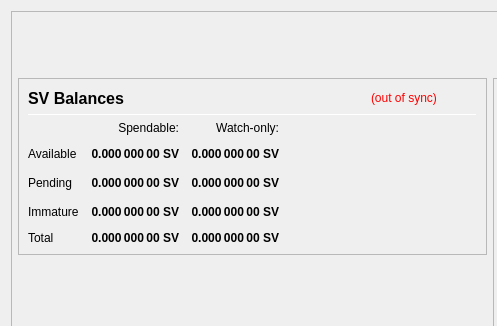
This is src/qt/forms/overviewpage.ui in ZyX7/schain as Qt 5 draws it before an edit; both pictures show x 0 to 497 and y 0 to 326 of the 978 by 841 pixel window. The edited form follows.
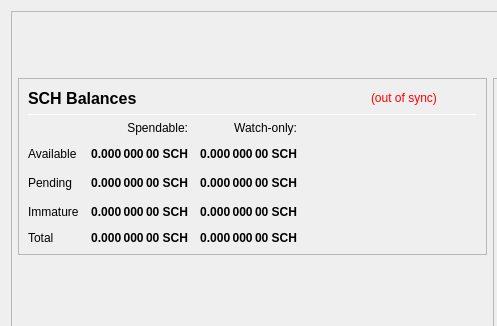
This is the edited form.

What changed in the file:
```diff
--- a/src/qt/forms/overviewpage.ui
+++ b/src/qt/forms/overviewpage.ui
@@ -193,7 +193,7 @@
                        </font>
                       </property>
                       <property name="text">
-                       <string>SV Balances</string>
+                       <string>SCH Balances</string>
                       </property>
                      </widget>
                     </item>
@@ -270,7 +270,7 @@
                        <string>Unconfirmed transactions to watch-only addresses</string>
                       </property>
                       <property name="text">
-                       <string notr="true">0.000 000 00 SV</string>
+                       <string notr="true">0.000 000 00 SCH</string>
                       </property>
                       <property name="alignment">
                        <set>Qt::AlignRight|Qt::AlignTrailing|Qt::AlignVCenter</set>
@@ -295,7 +295,7 @@
                        <string>Total of transactions that have yet to be confirmed, and do not yet count toward the spendable balance</string>
                       </property>
                       <property name="text">
-                       <string notr="true">0.000 000 00 SV</string>
+                       <string notr="true">0.000 000 00 SCH</string>
                       </property>
                       <property name="alignment">
                        <set>Qt::AlignRight|Qt::AlignTrailing|Qt::AlignVCenter</set>
@@ -320,7 +320,7 @@
                        <string>Staked or masternode rewards in watch-only addresses that has not yet matured</string>
                       </property>
                       <property name="text">
-                       <string notr="true">0.000 000 00 SV</string>
+                       <string notr="true">0.000 000 00 SCH</string>
                       </property>
                       <property name="alignment">
                        <set>Qt::AlignRight|Qt::AlignTrailing|Qt::AlignVCenter</set>
@@ -355,7 +355,7 @@
                        <string>Staked or masternode rewards that has not yet matured</string>
                       </property>
                       <property name="text">
-                       <string notr="true">0.000 000 00 SV</string>
+                       <string notr="true">0.000 000 00 SCH</string>
                       </property>
                       <property name="alignment">
                        <set>Qt::AlignRight|Qt::AlignTrailing|Qt::AlignVCenter</set>
@@ -403,7 +403,7 @@
                        <string>Your current total balance</string>
                       </property>
                       <property name="text">
-                       <string notr="true">0.000 000 00 SV</string>
+                       <string notr="true">0.000 000 00 SCH</string>
                       </property>
                       <property name="alignment">
                        <set>Qt::AlignRight|Qt::AlignTrailing|Qt::AlignVCenter</set>
@@ -428,7 +428,7 @@
                        <string>Current total balance in watch-only addresses</string>
                       </property>
                       <property name="text">
-                       <string notr="true">0.000 000 00 SV</string>
+                       <string notr="true">0.000 000 00 SCH</string>
                       </property>
                       <property name="alignment">
                        <set>Qt::AlignRight|Qt::AlignTrailing|Qt::AlignVCenter</set>
@@ -473,7 +473,7 @@
                        <string>Your current spendable balance</string>
                       </property>
                       <property name="text">
-                       <string notr="true">0.000 000 00 SV</string>
+                       <string notr="true">0.000 000 00 SCH</string>
                       </property>
                       <property name="alignment">
                        <set>Qt::AlignRight|Qt::AlignTrailing|Qt::AlignVCenter</set>
@@ -498,7 +498,7 @@
                        <string>Your current balance in watch-only addresses</string>
                       </property>
                       <property name="text">
-                       <string notr="true">0.000 000 00 SV</string>
+                       <string notr="true">0.000 000 00 SCH</string>
                       </property>
                       <property name="alignment">
                        <set>Qt::AlignRight|Qt::AlignTrailing|Qt::AlignVCenter</set>
```
Left out of the diff: 4 changed lines with no effect on the pictures.
